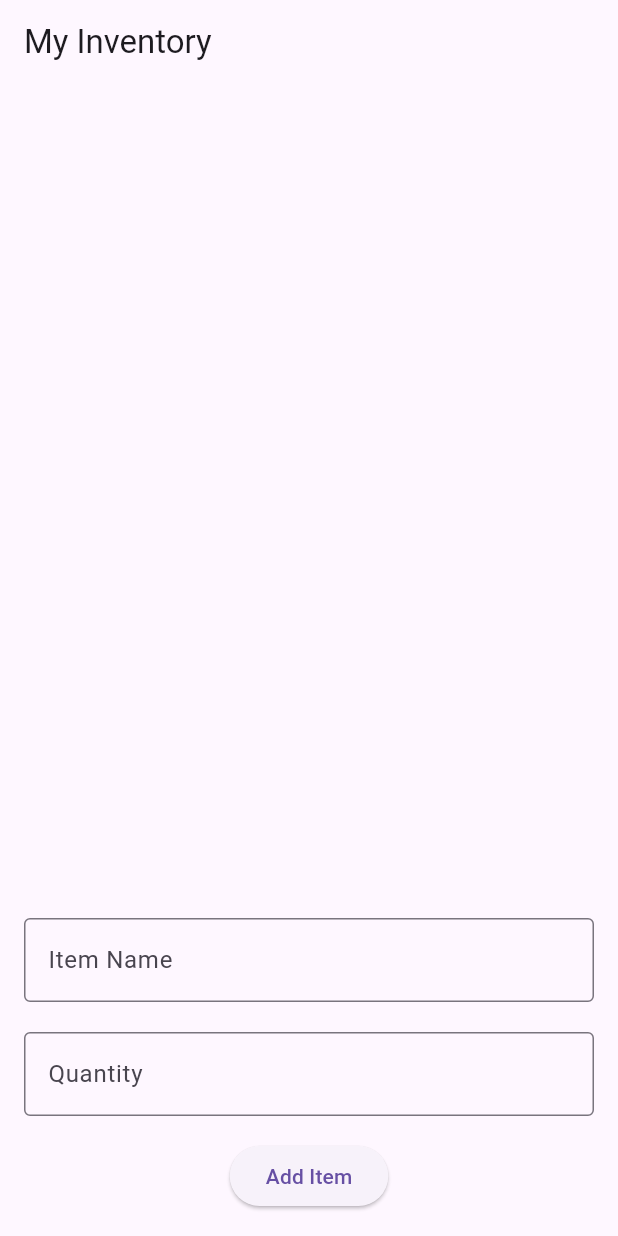
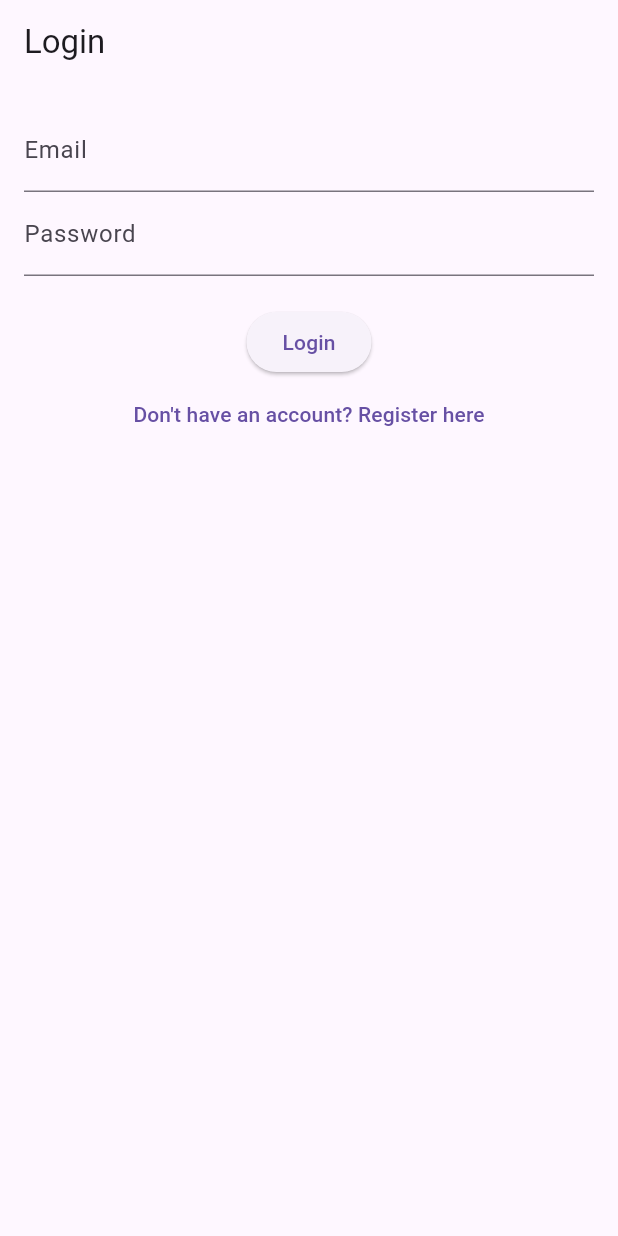
Before and after one commit to heuserhunter0/MyInventory, a Flutter app: the screen it shows after launch, on a phone screen of 412 x 824 dp. Run offline on Flutter 3.47's test engine with Material 3 defaults, Android fonts, the phone set to English and light mode, and no system bars; our stand-ins replace firebase_auth, firebase_core; accounts and stored records are empty.

Commit message:
added login and register and home page

```diff
--- a/my_inventory_app/lib/main.dart
+++ b/my_inventory_app/lib/main.dart
@@ -1,33 +1,14 @@
 import 'package:flutter/material.dart';
-import 'package:shared_preferences/shared_preferences.dart';
+import 'screens/login_screen.dart';
+import 'screens/register_screen.dart';
+import 'screens/home_screen.dart';
+import 'package:firebase_core/firebase_core.dart';
 
-void main() {
+
+void main() async {
+  WidgetsFlutterBinding.ensureInitialized();
+  await Firebase.initializeApp();  // Firebase initialization
   runApp(const MyApp());
-}
-
-class Item {
-  final String name;
-  final int quantity;
-
-  Item({required this.name, required this.quantity});
-}
-
-class Inventory {
-  List<Item> items;
-
-  Inventory(this.items);
-
-  void addItem(Item item) {
-    items.add(item);
-  }
-
-  void editItem(int index, Item item) {
-    items[index] = item;
-  }
-
-  void deleteItem(int index) {
-    items.removeAt(index);
-  }
 }
 
 class MyApp extends StatelessWidget {
@@ -36,206 +17,16 @@ class MyApp extends StatelessWidget {
   @override
   Widget build(BuildContext context) {
     return MaterialApp(
-      debugShowCheckedModeBanner: false,
-      title: 'My Inventory',
+      title: 'Inventory Tracker',
       theme: ThemeData(
-        primarySwatch: Colors.green,
+        primarySwatch: Colors.blue, // You can customize your theme colors
       ),
-      home: const InventoryScreen(),
+      initialRoute: '/login', // Start the app at the login screen
+      routes: {
+        '/login': (context) => LoginScreen(), // Route to login screen
+        '/register': (context) => RegisterScreen(), // Route to registration screen
+        '/home': (context) => HomeScreen(), // Route to home screen after login
+      },
     );
   }
 }
-
-class InventoryScreen extends StatefulWidget {
-  const InventoryScreen({super.key});
-
-  @override
-  // ignore: library_private_types_in_public_api
-  _InventoryScreenState createState() => _InventoryScreenState();
-}
-
-class _InventoryScreenState extends State<InventoryScreen> {
-  late Inventory inventory;
-  final itemNameController = TextEditingController();
-  final quantityController = TextEditingController();
-
- int selectedIndex = -1;
-
-  @override
-  void initState() {
-    super.initState();
-    loadInventory();
-  }
-
-  Future<void> loadInventory() async {
-    final prefs = await SharedPreferences.getInstance();
-    final items = prefs.getStringList('inventory') ?? [];
-    setState(() {
-      inventory = Inventory(
-        items.map((item) {
-          final parts = item.split(':');
-          return Item(name: parts[0], quantity: int.parse(parts[1]));
-        }).toList(),
-      );
-    });
-  }
-
-  Future<void> saveInventory() async {
-    final prefs = await SharedPreferences.getInstance();
-    final items = inventory.items.map((item) => '${item.name}:${item.quantity}').toList();
-    prefs.setStringList('inventory', items);
-  }
-
-  void addItem() {
-    final name = itemNameController.text;
-    final quantity = int.tryParse(quantityController.text) ?? 0;
-
-    if (name.isNotEmpty && quantity > 0) {
-      setState(() {
-        inventory.addItem(Item(name: name, quantity: quantity));
-        itemNameController.clear();
-        quantityController.clear();
-        saveInventory();
-      });
-    }
-  }
-
-  void editItem() {
-    final name = itemNameController.text;
-    final quantity = int.tryParse(quantityController.text) ?? 0;
-
-    if (name.isNotEmpty && quantity > 0) {
-      setState(() {
-        inventory.editItem(selectedIndex, Item(name: name, quantity: quantity));
-        itemNameController.clear();
-        quantityController.clear();
-        saveInventory();
-        selectedIndex = -1;
-      });
-    }
-  }
-
-  void deleteItem(int index) {
-    setState(() {
-      inventory.deleteItem(index);
-      saveInventory();
-    });
-  }
-
-  void showEditDialog(int index) {
-    itemNameController.text = inventory.items[index].name;
-    quantityController.text = inventory.items[index].quantity.toString();
-    selectedIndex = index;
-
-    showDialog(
-      context: context,
-      builder: (BuildContext context) {
-        return AlertDialog(
-          title: const Text('Edit Item'),
-          content: SingleChildScrollView(
-            child: Column(
-              children: [
-                TextField(
-                  controller: itemNameController,
-                  decoration: const InputDecoration(labelText: 'Item Name'),
-                ),
-                TextField(
-                  controller: quantityController,
-                  keyboardType: TextInputType.number,
-                  decoration: const InputDecoration(labelText: 'Quantity'),
-                ),
-              ],
-            ),
-          ),
-          actions: [
-            TextButton(
-              onPressed: () {
-                Navigator.of(context).pop();
-              },
-              child: const Text('Cancel'),
-            ),
-            ElevatedButton(
-              onPressed: () {
-                editItem();
-                Navigator.of(context).pop();
-              },
-              child: const Text('Save'),
-            ),
-          ],
-        );
-      },
-    );
-  }
-
-  @override
-  Widget build(BuildContext context) {
-    return Scaffold(
-      appBar: AppBar(
-        title: const Text('My Inventory'),
-      ),
-      body: Column(
-        children: [
-          Expanded(
-            child: ListView.builder(
-              itemCount: inventory.items.length,
-              itemBuilder: (context, index) {
-                final item = inventory.items[index];
-                return Card(
-                  child: ListTile(
-                    title: Text(item.name),
-                    subtitle: Text('Quantity: ${item.quantity}'),
-                    trailing: Row(
-                      mainAxisSize: MainAxisSize.min,
-                      children: [
-                        IconButton(
-                          icon: const Icon(Icons.edit),
-                          onPressed: () {
-                            showEditDialog(index);
-                          },
-                        ),
-                        IconButton(
-                          icon: const Icon(Icons.delete),
-                          onPressed: () {
-                            deleteItem(index);
-                          },
-                        ),
-                      ],
-                    ),
-                  ),
-                );
-              },
-            ),
-          ),
-          Padding(
-            padding: const EdgeInsets.all(16.0),
-            child: Column(
-              children: [
-                TextField(
-                  controller: itemNameController,
-                  decoration: const InputDecoration(
-
-    border: OutlineInputBorder(),
-                     labelText: 'Item Name'),
-                ),
-                const SizedBox(height: 20),
-                TextField(
-                  controller: quantityController,
-
-                  keyboardType: TextInputType.number,
-                  decoration: const InputDecoration(
-                    border: OutlineInputBorder(),
-                    labelText: 'Quantity'),
-                ),
-                const SizedBox(height: 16),
-                ElevatedButton(
-                  onPressed: selectedIndex == -1 ? addItem : editItem,
-                  child: Text(selectedIndex == -1 ? 'Add Item' : 'Save'),
-                ),
-              ],
-            ),
-          ),
-        ],
-      ),
-    );
-  }
-}
--- /dev/null
+++ b/my_inventory_app/lib/screens/login_screen.dart
@@ -0,0 +1,72 @@
+// ignore_for_file: prefer_const_constructors, use_key_in_widget_constructors, library_private_types_in_public_api, unused_local_variable
+
+import 'package:flutter/material.dart';
+import 'package:firebase_auth/firebase_auth.dart';
+
+class LoginScreen extends StatefulWidget {
+  @override
+  _LoginScreenState createState() => _LoginScreenState();
+}
+
+class _LoginScreenState extends State<LoginScreen> {
+  final FirebaseAuth _auth = FirebaseAuth.instance;
+  final TextEditingController _emailController = TextEditingController();
+  final TextEditingController _passwordController = TextEditingController();
+  String? _errorMessage;
+
+  Future<void> _login() async {
+    try {
+      UserCredential userCredential = await _auth.signInWithEmailAndPassword(
+        email: _emailController.text,
+        password: _passwordController.text,
+      );
+      // ignore: use_build_context_synchronously
+      Navigator.pushReplacementNamed(context, '/home');
+    } catch (e) {
+      setState(() {
+        _errorMessage = e.toString();
+      });
+    }
+  }
+
+  @override
+  Widget build(BuildContext context) {
+    return Scaffold(
+      appBar: AppBar(title: Text('Login')),
+      body: Padding(
+        padding: EdgeInsets.all(16.0),
+        child: Column(
+          children: <Widget>[
+            TextField(
+              controller: _emailController,
+              decoration: InputDecoration(labelText: 'Email'),
+            ),
+            TextField(
+              controller: _passwordController,
+              decoration: InputDecoration(labelText: 'Password'),
+              obscureText: true,
+            ),
+            SizedBox(height: 20),
+            ElevatedButton(
+              onPressed: _login,
+              child: Text('Login'),
+            ),
+            if (_errorMessage != null) ...[
+              SizedBox(height: 20),
+              Text(
+                _errorMessage!,
+                style: TextStyle(color: Colors.red),
+              ),
+            ],
+            TextButton(
+              onPressed: () {
+                Navigator.pushNamed(context, '/register');
+              },
+              child: Text('Don\'t have an account? Register here'),
+            ),
+          ],
+        ),
+      ),
+    );
+  }
+}
--- a/my_inventory_app/pubspec.yaml
+++ b/my_inventory_app/pubspec.yaml
@@ -34,7 +34,8 @@ dependencies:
   # Use with the CupertinoIcons class for iOS style icons.
   cupertino_icons: ^1.0.8
   shared_preferences: ^2.0.10
-
+  firebase_core: ^3.6.0   # Firebase core SDK for Flutter
+  firebase_auth: ^5.3.1   # Firebase Authentication SDK for Flutter
 
 
 
```
Also changed, not shown: my_inventory_app/lib/screens/home_screen.dart (added, +18 -0 lines), my_inventory_app/lib/screens/register_screen.dart (added, +71 -0 lines), my_inventory_app/firebase.json (added), my_inventory_app/lib/firebase_options.dart (added), my_inventory_app/pubspec.lock, 15 other files.
